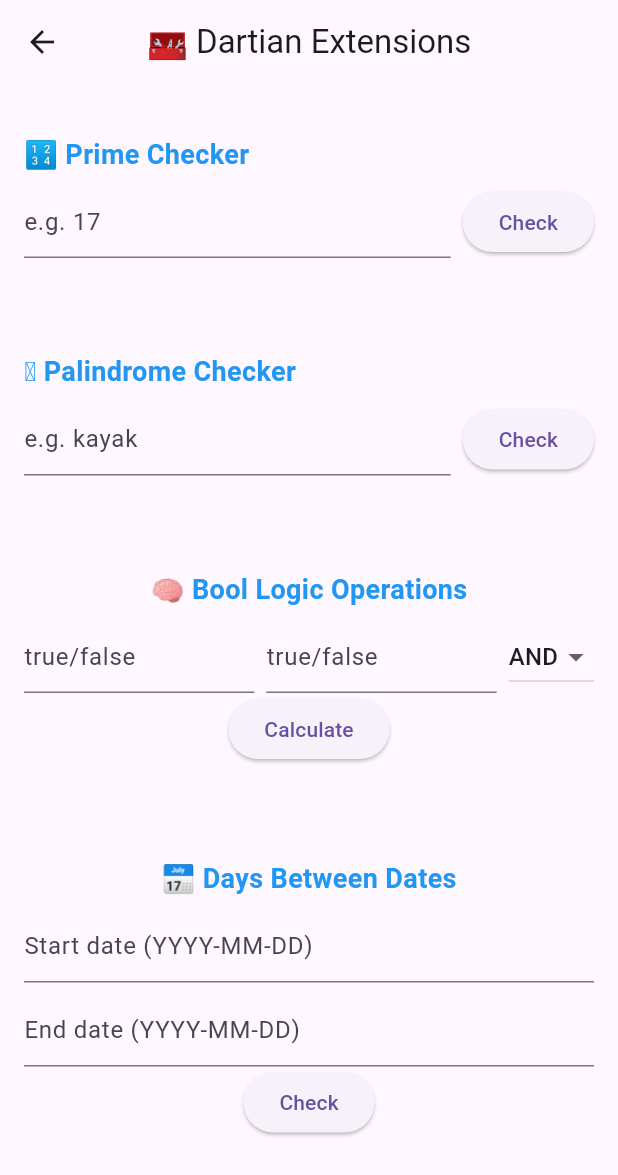
After one commit to iremyasar01/NeonAcademy, a Flutter app: the screen it shows after launch, after a tap on "Task Extensions", on a phone screen of 412 x 824 dp. The commit adds this screen. Shown: the top 1175 px of the screen. Run offline on Flutter 3.47's test engine with Material 3 defaults, Android fonts, the phone set to English and light mode, and no system bars; our stand-ins replace shared_preferences; missing offline and left inert: notification_center; accounts and stored records are empty.

Commit message:
added last task

```diff
--- /dev/null
+++ b/neonacademymembers/lib/extensions/extensions.dart
@@ -0,0 +1,88 @@
+import 'dart:math';
+
+extension PalindromeString on String {
+  bool get isPalindrome {
+    final cleaned = toLowerCase().replaceAll(RegExp(r'[^\p{L}]', unicode: true), '').trim();
+    if (cleaned.isEmpty) return false;
+    return cleaned == cleaned.split('').reversed.join('');
+  }
+}
+
+extension PrimeInt on int {
+  bool get isPrime {
+    if (this < 2) return false;
+    if (this == 2) return true;
+    if (isEven) return false;
+    final limit = sqrt(this).toInt() + 1;
+    for (var i = 3; i < limit; i += 2) {
+      if (this % i == 0) return false;
+    }
+    return true;
+  }
+}
+
+extension DateTimeExtensions on DateTime {
+  int daysBetween(DateTime other) {
+    final start = DateTime(year, month, day);
+    final end = DateTime(other.year, other.month, other.day);
+    return end.difference(start).inDays.abs();
+  }
+}
+
+extension BoolExtensions on bool {
+  String toLogicResult({String trueResult = "✅ Yes", String falseResult = "❌ No"}) {
+    return this ? trueResult : falseResult;
+  }
+
+  bool and(bool other) => this && other;
+  bool or(bool other) => this || other;
+  bool xor(bool other) => this != other;
+}
+
+extension DynamicExtensions on dynamic {
+  String get describeType {
+    if (this == null) return 'Null';
+    if (this is List) return 'List<${(this as List).elementTypeName}>';
+    return runtimeType.toString();
+  }
+}
+
+extension SetComplaintFilter<T> on Set<T> {
+  Set<String> removeDuplicateComplaints() {
+    return map((e) => e.toString().toLowerCase().trim()).toSet();
+  }
+}
+
+extension GroupBySurname on Map<dynamic, String> {
+  Map<String, List<String>> groupBySurname() {
+    final grouped = <String, List<String>>{};
+    final surnameMarkers = ["oğlu", "zade", "van", "de", "bin"];
+
+    forEach((_, fullname) {
+      final parts = fullname.trim().split(RegExp(r'\s+'));
+      String surname = parts.length >= 2 ? parts.last : '(Single Name)';
+
+      for (final marker in surnameMarkers) {
+        for (int i = parts.length - 2; i >= 0; i--) {
+          if (parts[i].toLowerCase().contains(marker)) {
+            surname = parts.sublist(i).join(' ');
+            break;
+          }
+        }
+      }
+
+      grouped.putIfAbsent(surname, () => []).add(fullname);
+    });
+    return grouped;
+  }
+}
+
+extension ElementTypeName on List {
+  String get elementTypeName => isEmpty ? 'dynamic' : first.runtimeType.toString();
+}
+
+String describeDynamicType(dynamic value) {
+  if (value == null) return 'Null';
+  if (value is List) return 'List<${value.isEmpty ? 'dynamic' : value.first.runtimeType}>';
+  return value.runtimeType.toString();
+}
--- /dev/null
+++ b/neonacademymembers/lib/screens/extensions_screen.dart
@@ -0,0 +1,322 @@
+import 'package:flutter/material.dart';
+import 'package:neonacademymembers/extensions/extensions.dart';
+
+class ExtensionScreen extends StatefulWidget {
+  const ExtensionScreen({super.key});
+
+  @override
+  State<ExtensionScreen> createState() => _ExtensionScreenState();
+}
+
+class _ExtensionScreenState extends State<ExtensionScreen> {
+  final _primeController = TextEditingController();
+  final _palindromeController = TextEditingController();
+  final _boolController = TextEditingController();
+  final _date1Controller = TextEditingController();
+  final _date2Controller = TextEditingController();
+  final _dynamicController = TextEditingController();
+  final _setController = TextEditingController();
+  final _mapController = TextEditingController();
+  final _logic1Controller = TextEditingController();
+  final _logic2Controller = TextEditingController();
+  String? _selectedOp = 'AND';
+
+  String primeResult = '';
+  String palindromeResult = '';
+  String boolResult = '';
+  String dateResult = '';
+  String dynamicResult = '';
+  String setResult = '';
+  String logicResult = '';
+  Map<String, List<String>> groupedMap = {};
+
+  void _checkPrime() {
+    final input = int.tryParse(_primeController.text.trim());
+    setState(() {
+      primeResult = (input == null)
+          ? "❗ Please enter a valid number."
+          : input < 0
+              ? "❗ Enter a positive number."
+              : input.isPrime
+                  ? "✅ $input is prime"
+                  : "❌ $input is NOT prime";
+    });
+  }
+
+  void _checkPalindrome() {
+    final input = _palindromeController.text.trim();
+    setState(() {
+      palindromeResult = input.isEmpty
+          ? "❗ Please enter some text."
+          : input.isPalindrome
+              ? "✅ '$input' is a palindrome."
+              : "❌ '$input' is not a palindrome.";
+    });
+  }
+
+  void _checkDateDifference() {
+    try {
+      final date1 = DateTime.parse(_date1Controller.text);
+      final date2 = DateTime.parse(_date2Controller.text);
+      setState(() {
+        dateResult = "📅 ${date1.daysBetween(date2)} days between dates.";
+      });
+    } catch (_) {
+      setState(() {
+        dateResult = "❗ Enter both dates in YYYY-MM-DD format.";
+      });
+    }
+  }
+
+  void _checkDynamicType() {
+    final input = _dynamicController.text;
+    dynamic val;
+    if (int.tryParse(input) != null) {
+      val = int.parse(input);
+    } else if (double.tryParse(input) != null) {
+      val = double.parse(input);
+    } else {
+      val = input;
+    }
+
+    setState(() {
+      dynamicResult = "📦 Type: ${describeDynamicType(val)}";
+    });
+  }
+
+  void _checkSetComplaints() {
+    final items = _setController.text
+        .split(',')
+        .map((e) => e.trim())
+        .where((e) => e.isNotEmpty);
+    final resultSet = items.toSet().removeDuplicateComplaints();
+    setState(() {
+      setResult = resultSet.toString();
+    });
+  }
+
+  void _groupMap() {
+    final entries = _mapController.text
+        .split(',')
+        .map((e) => e.trim())
+        .where((e) => e.isNotEmpty)
+        .toList();
+    final map = {for (var i = 0; i < entries.length; i++) i: entries[i]};
+    setState(() {
+      groupedMap = map.groupBySurname();
+    });
+  }
+
+  void _checkLogicOperation() {
+    try {
+      final a = _logic1Controller.text.trim().toLowerCase() == "true";
+      final b = _logic2Controller.text.trim().toLowerCase() == "true";
+
+      bool result;
+      switch (_selectedOp) {
+        case "AND":
+          result = a.and(b);
+          break;
+        case "OR":
+          result = a.or(b);
+          break;
+        case "XOR":
+          result = a.xor(b);
+          break;
+        default:
+          throw Exception("Invalid operation");
+      }
+
+      setState(() {
+        logicResult = "🔎 Result: ${result ? "TRUE" : "FALSE"}";
+      });
+    } catch (_) {
+      setState(() {
+        logicResult =
+            "❗ Enter valid values (true/false) and select operation.";
+      });
+    }
+  }
+
+  @override
+  void dispose() {
+    _primeController.dispose();
+    _palindromeController.dispose();
+    _boolController.dispose();
+    _date1Controller.dispose();
+    _date2Controller.dispose();
+    _dynamicController.dispose();
+    _setController.dispose();
+    _mapController.dispose();
+    _logic1Controller.dispose();
+    _logic2Controller.dispose();
+    super.dispose();
+  }
+
+  Widget _buildInputSection({
+    required String title,
+    required TextEditingController controller,
+    required VoidCallback onCheck,
+    required String result,
+    String? hint,
+    Widget? additionalWidget,
+  }) {
+    return Column(
+      crossAxisAlignment: CrossAxisAlignment.start,
+      children: [
+        _buildSectionTitle(title),
+        Row(
+          children: [
+            Expanded(
+              child: TextField(
+                controller: controller,
+                decoration: InputDecoration(hintText: hint ?? "Enter value"),
+              ),
+            ),
+            const SizedBox(width: 8),
+            ElevatedButton(onPressed: onCheck, child: const Text("Check")),
+          ],
+        ),
+        if (additionalWidget != null) additionalWidget,
+        const SizedBox(height: 6),
+        Text(result,
+            style: const TextStyle(
+                color: Colors.teal, fontWeight: FontWeight.w600)),
+        const SizedBox(height: 18),
+      ],
+    );
+  }
+
+  Widget _buildSectionTitle(String text) {
+    return Padding(
+      padding: const EdgeInsets.only(top: 18, bottom: 8),
+      child: Text(
+        text,
+        style: const TextStyle(
+          fontSize: 18,
+          fontWeight: FontWeight.bold,
+          color: Colors.blue,
+        ),
+      ),
+    );
+  }
+
+  @override
+  Widget build(BuildContext context) {
+    return Scaffold(
+      appBar:
+          AppBar(title: const Text("🧰 Dartian Extensions"), centerTitle: true),
+      body: SingleChildScrollView(
+        padding: const EdgeInsets.all(16),
+        child: Column(
+          children: [
+            _buildInputSection(
+              title: "🔢 Prime Checker",
+              controller: _primeController,
+              onCheck: _checkPrime,
+              result: primeResult,
+              hint: "e.g. 17",
+            ),
+            _buildInputSection(
+              title: "🪞 Palindrome Checker",
+              controller: _palindromeController,
+              onCheck: _checkPalindrome,
+              result: palindromeResult,
+              hint: "e.g. kayak",
+            ),
+            _buildSectionTitle("🧠 Bool Logic Operations"),
+            Row(
+              children: [
+                Expanded(
+                  child: TextField(
+                    controller: _logic1Controller,
+                    decoration:
+                        const InputDecoration(hintText: "true/false"),
+                  ),
+                ),
+                const SizedBox(width: 8),
+                Expanded(
+                  child: TextField(
+                    controller: _logic2Controller,
+                    decoration:
+                        const InputDecoration(hintText: "true/false"),
+                  ),
+                ),
+                const SizedBox(width: 8),
+                DropdownButton<String>(
+                  value: _selectedOp,
+                  onChanged: (value) {
+                    setState(() {
+                      _selectedOp = value!;
+                    });
+                  },
+                  items: const [
+                    DropdownMenuItem(value: "AND", child: Text("AND")),
+                    DropdownMenuItem(value: "OR", child: Text("OR")),
+                    DropdownMenuItem(value: "XOR", child: Text("XOR")),
+                  ],
+                ),
+              ],
+            ),
+            ElevatedButton(
+                onPressed: _checkLogicOperation,
+                child: const Text("Calculate")),
+            const SizedBox(height: 6),
+            Text(logicResult,
+                style: const TextStyle(
+                    color: Colors.teal, fontWeight: FontWeight.w600)),
+            const SizedBox(height: 18),
+            _buildSectionTitle("📅 Days Between Dates"),
+            TextField(
+              controller: _date1Controller,
+              decoration: const InputDecoration(
+                  hintText: "Start date (YYYY-MM-DD)"),
+            ),
+            const SizedBox(height: 8),
+            TextField(
+              controller: _date2Controller,
+              decoration:
+                  const InputDecoration(hintText: "End date (YYYY-MM-DD)"),
+            ),
+            ElevatedButton(
+                onPressed: _checkDateDifference,
+                child: const Text("Check")),
+            const SizedBox(height: 5),
+            Text(dateResult,
+                style: const TextStyle(
+                    color: Colors.teal, fontWeight: FontWeight.w600)),
+            const SizedBox(height: 18),
+            _buildInputSection(
+              title: "📦 Dynamic Type Checker",
+              controller: _dynamicController,
+              onCheck: _checkDynamicType,
+              result: dynamicResult,
+              hint: "e.g. 42 or 3.14 or hello",
+            ),
+            _buildInputSection(
+              title: "📚 Set Complaint Filter",
+              controller: _setController,
+              onCheck: _checkSetComplaints,
+              result: setResult,
+              hint: "e.g. noise, trash, noise",
+            ),
+            _buildSectionTitle("🧑‍👩‍👧 Group by Surname"),
+            TextField(
+              controller: _mapController,
+              decoration: const InputDecoration(
+                  hintText: "e.g. Alice Smith, Bob Smith, Clara Johnson"),
+            ),
+            ElevatedButton(onPressed: _groupMap, child: const Text("Group")),
+            const SizedBox(height: 8),
+            ...groupedMap.entries.map(
+              (e) => Padding(
+                padding: const EdgeInsets.symmetric(vertical: 2),
+                child: Text("${e.key}: ${e.value.join(', ')}"),
+              ),
+            ),
+          ],
+        ),
+      ),
+    );
+  }
+}
--- a/neonacademymembers/lib/screens/home_screen.dart
+++ b/neonacademymembers/lib/screens/home_screen.dart
@@ -1,5 +1,6 @@
 import 'package:flutter/material.dart';
 import 'package:neonacademymembers/screens/enum_switch_screen.dart';
+import 'package:neonacademymembers/screens/extensions_screen.dart';
 import 'package:neonacademymembers/screens/member_screen.dart';
 import 'package:neonacademymembers/screens/notification_center_screen.dart';
 import 'package:neonacademymembers/screens/task_two_screen.dart';
@@ -78,6 +79,16 @@ class HomeScreen extends StatelessWidget {
               },
               child: const Text('Task Notification Center'),
             ),
+                  const SizedBox(height: 16),
+            ElevatedButton(
+              onPressed: () {
+                Navigator.push(
+                  context,
+                  MaterialPageRoute(builder: (context) => const ExtensionScreen()),
+                );
+              },
+              child: const Text('Task Extensions'),
+            ),
           ],
         ),
       ),
```
Also changed, not shown: 1 other file.
